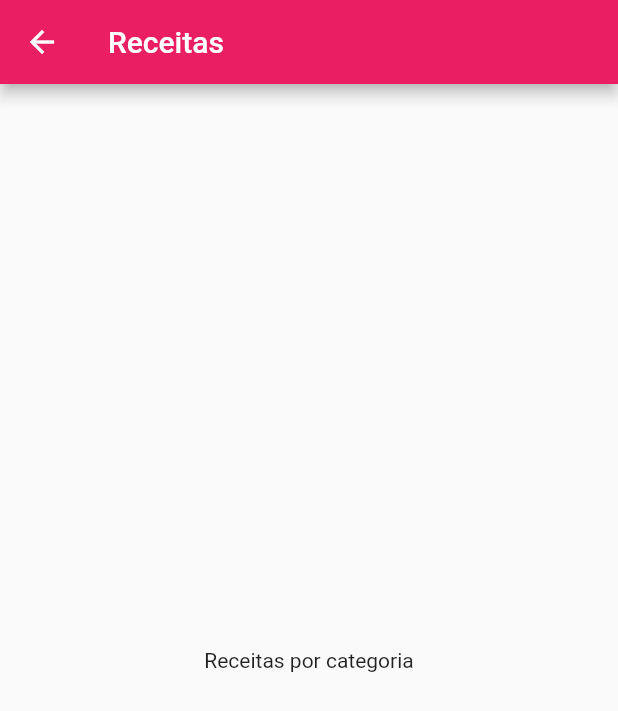
After one commit to xandefreitas/Meals, a Flutter app: the screen it shows after launch, after a tap on "Italiano", on a phone screen of 412 x 824 dp. The commit adds this screen. Shown: the top 711 px of the screen. Run offline on Flutter 3.47's test engine with Material 2 defaults, Android fonts, the phone set to English and light mode, and no system bars.

Commit message:
186. Navegando para uma Nova Tela

```diff
--- a/lib/components/category_item.dart
+++ b/lib/components/category_item.dart
@@ -1,13 +1,22 @@
 import 'package:flutter/material.dart';
 import 'package:flutter_meals/models/category.dart';
+import 'package:flutter_meals/screens/categories_meals_screen.dart';
 
 class CategoryItem extends StatelessWidget {
   final Category category;
   const CategoryItem({Key? key, required this.category}) : super(key: key);
 
+  void _selectCategory(BuildContext context) {
+    Navigator.of(context).push(MaterialPageRoute(builder: (_) => CategoriesMealsScreen()));
+  }
+
   @override
   Widget build(BuildContext context) {
-    return Container(
+    return InkWell(
+      splashColor: Theme.of(context).primaryColor,
+      borderRadius: BorderRadius.circular(15),
+      onTap: () => _selectCategory(context),
+      child: Container(
         padding: EdgeInsets.all(16),
         child: Text(
           category.title,
@@ -24,6 +33,7 @@
             end: Alignment.bottomRight,
           ),
         ),
+      ),
     );
   }
 }
--- /dev/null
+++ b/lib/screens/categories_meals_screen.dart
@@ -0,0 +1,17 @@
+import 'package:flutter/material.dart';
+
+class CategoriesMealsScreen extends StatelessWidget {
+  const CategoriesMealsScreen({Key? key}) : super(key: key);
+
+  @override
+  Widget build(BuildContext context) {
+    return Scaffold(
+      appBar: AppBar(
+        title: Text('Receitas'),
+      ),
+      body: Center(
+        child: Text('Receitas por categoria'),
+      ),
+    );
+  }
+}
```
Lines whose indentation alone changed are shown as unchanged.
